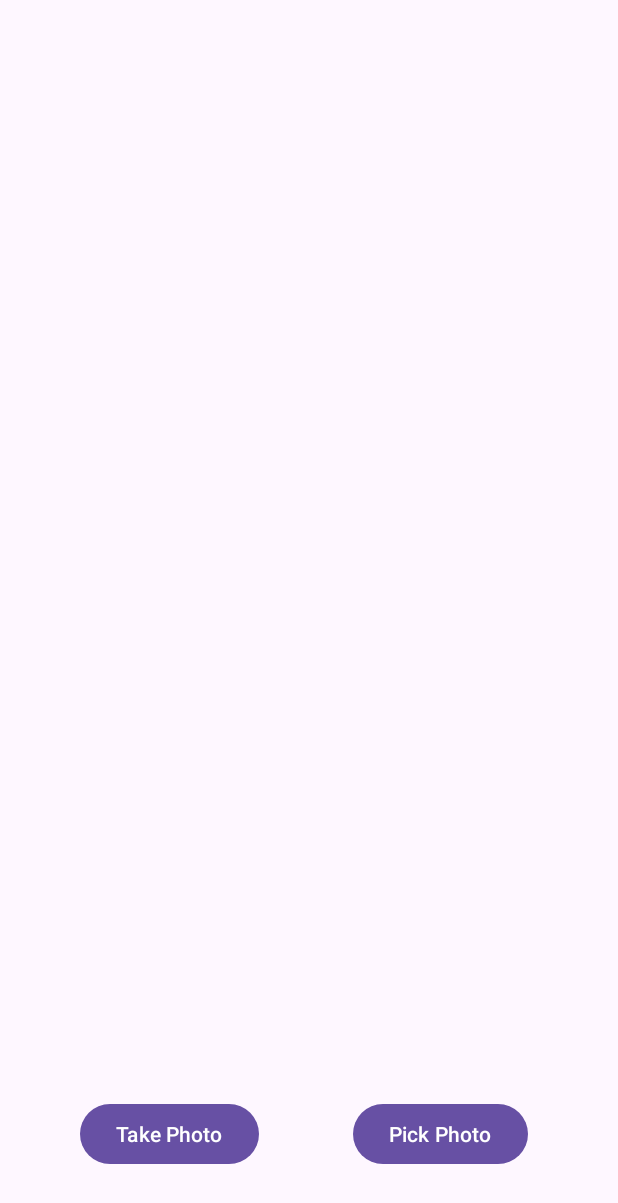
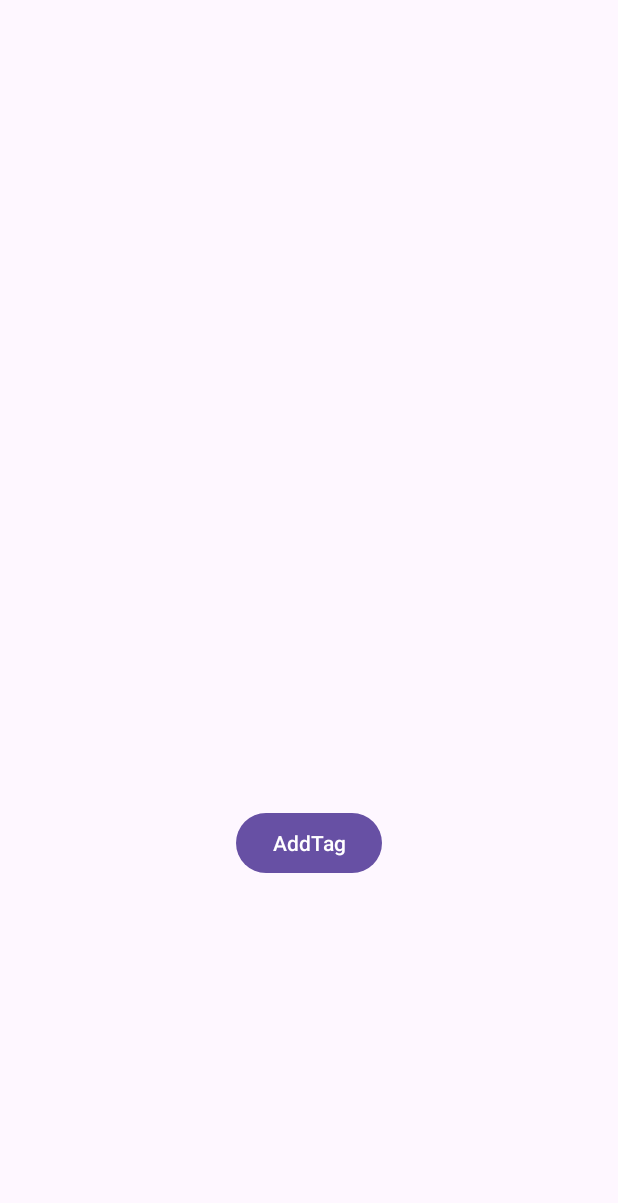
Before and after one commit to CMPUT301F23T29/agile-beast, an Android app: the screen it shows after launch (DisplayImageActivity before the commit, TagActivity after it), after a tap on "Camera", on a phone screen of 412 x 824 dp. Shown: the top 1203 px of the screen. Run offline under Robolectric (Android 15) with nearby library versions, the phone set to English and light mode, and no system bars; libraries missing offline, so code that uses them is left out: androidx.camera.core, androidx.camera.lifecycle, androidx.camera.view.

Commit message:
Add Tag implied

```diff
--- a/app/src/main/AndroidManifest.xml
+++ b/app/src/main/AndroidManifest.xml
@@ -21,9 +21,12 @@
         android:theme="@style/Theme.Team29project"
         tools:targetApi="31">
         <activity
+            android:name=".TagActivity"
+            android:exported="false" />
+        <activity
             android:name=".DisplayActivity"
             android:exported="false" />
-       <activity
+        <activity
             android:name=".DisplayImageActivity"
             android:exported="false" />
         <activity
--- a/app/src/main/java/com/example/team29project/DisplayImageActivity.java
+++ b/app/src/main/java/com/example/team29project/DisplayImageActivity.java
@@ -17,7 +17,6 @@ import android.widget.ImageView;
 public class DisplayImageActivity extends AppCompatActivity {
     private ImageView images;
     private Button camera_btn;
-
     private Button gallery_btn;
     ActivityResultLauncher<Intent> pictureActivityResultLauncher = registerForActivityResult(
             new ActivityResultContracts.StartActivityForResult(),
@@ -54,16 +53,8 @@ public class DisplayImageActivity extends AppCompatActivity {
             public void onClick(View v) {
                 Intent customCamera = new Intent(DisplayImageActivity.this, CustomCameraActivity.class);
                 pictureActivityResultLauncher.launch(customCamera);
-
             }
         });
 
-       /* Intent display_image = getIntent();
-        Uri myUri = Uri.parse( display_image.getStringExtra("imageUri"));
-        try {
-            images.setImageURI(myUri);
-        }catch (Exception ex) {
-            Toast.makeText(this, "nah", Toast.LENGTH_SHORT).show();
-        }*/
     }
 }
--- a/app/src/main/java/com/example/team29project/MainActivity.java
+++ b/app/src/main/java/com/example/team29project/MainActivity.java
@@ -41,7 +41,7 @@ public class MainActivity extends AppCompatActivity {
         camera.setOnClickListener(new View.OnClickListener() {
             @Override
             public void onClick(View v) {
-                Intent cameraIntent = new Intent(MainActivity.this, DisplayImageActivity.class);
+                Intent cameraIntent = new Intent(MainActivity.this, TagActivity.class);
                 startActivity(cameraIntent);
             }
         });
--- a/app/src/main/java/com/example/team29project/Tag.java
+++ b/app/src/main/java/com/example/team29project/Tag.java
@@ -5,6 +5,10 @@ public class Tag {
     public Tag(String name){
         this.name = name;
     }
+    public void setName(String name) {
+        this.name = name;
+    }
+
     public String getName(){
         return this.name;
     }
--- /dev/null
+++ b/app/src/main/java/com/example/team29project/TagActivity.java
@@ -0,0 +1,38 @@
+package com.example.team29project;
+
+import androidx.appcompat.app.AppCompatActivity;
+
+import android.os.Bundle;
+import android.view.View;
+import android.widget.Button;
+
+import java.util.ArrayList;
+
+public class TagActivity extends AppCompatActivity implements TagDialogue.OnFragmentInteractionListener{
+    private ArrayList<Tag> tags;
+    private TagAdapter t_adapter;
+    private Button tagAddBtn;
+
+    @Override
+    protected void onCreate(Bundle savedInstanceState) {
+        super.onCreate(savedInstanceState);
+        setContentView(R.layout.activity_tag);
+        tags = new ArrayList<>();
+        t_adapter = new TagAdapter(this, tags);
+        tagAddBtn = findViewById(R.id.tagAdd);
+        tagAddBtn.setOnClickListener(v ->
+                new TagDialogue(tags, t_adapter).show(getSupportFragmentManager(),"Tags"));
+
+    }
+
+    @Override
+    public void onAddPressed(Tag tag) {
+        tags.add(tag);
+        t_adapter.notifyDataSetChanged();
+    }
+
+    @Override
+    public void onEditPressed() {
+
+    }
+}
--- /dev/null
+++ b/app/src/main/java/com/example/team29project/TagAdapter.java
@@ -0,0 +1,45 @@
+package com.example.team29project;
+
+import android.content.Context;
+import android.view.LayoutInflater;
+import android.view.View;
+import android.view.ViewGroup;
+import android.widget.BaseAdapter;
+import android.widget.TextView;
+
+import java.util.ArrayList;
+
+public class TagAdapter extends BaseAdapter {
+    private Context context;
+    private LayoutInflater mLayoutInflater;
+    private ArrayList<Tag> tagList;
+
+    public TagAdapter(Context context, ArrayList<Tag> tagList) {
+        this.context = context;
+        this.tagList = tagList;
+        this.mLayoutInflater = LayoutInflater.from(context);
+    }
+    @Override
+    public int getCount() {
+        return tagList.size();
+    }
+
+    @Override
+    public long getItemId(int position) {
+        return position;
+    }
+
+    @Override
+    public Tag getItem(int position) {
+        return tagList.get(position);
+
+    }
+    @Override
+    public View getView(int position, View converView, ViewGroup parent) {
+        View view = mLayoutInflater.inflate(R.layout.display_tag, null);
+        TextView title =  view.findViewById(R.id.each_tag);
+        title.setText(tagList.get(position).getName());
+        return view;
+    }
+
+}
--- /dev/null
+++ b/app/src/main/res/layout/activity_tag.xml
@@ -0,0 +1,18 @@
+<?xml version="1.0" encoding="utf-8"?>
+<androidx.constraintlayout.widget.ConstraintLayout xmlns:android="http://schemas.android.com/apk/res/android"
+    xmlns:app="http://schemas.android.com/apk/res-auto"
+    xmlns:tools="http://schemas.android.com/tools"
+    android:layout_width="match_parent"
+    android:layout_height="match_parent"
+    tools:context=".TagActivity">
+
+    <Button
+        android:id="@+id/tagAdd"
+        android:layout_width="wrap_content"
+        android:layout_height="wrap_content"
+        android:layout_marginBottom="238dp"
+        android:text="AddTag"
+        app:layout_constraintBottom_toBottomOf="parent"
+        app:layout_constraintEnd_toEndOf="parent"
+        app:layout_constraintStart_toStartOf="parent" />
+</androidx.constraintlayout.widget.ConstraintLayout>
--- a/app/src/main/res/values/colors.xml
+++ b/app/src/main/res/values/colors.xml
@@ -7,4 +7,5 @@
     <color name="menu_page">#136476</color>
     <color name="taskbar">#B6DDD6</color>
     <color name="background">#D8E8EC</color>
+    <color name="borderColor">#8AC7DB</color>
 </resources>
```
Also changed, not shown: app/src/main/java/com/example/team29project/TagDialogue.java (added, +73 -0 lines), app/src/main/res/drawable/border.xml (added, +8 -0 lines), app/src/main/res/drawable/box.xml (added, +12 -0 lines), app/src/main/res/layout/display_tag.xml (added, +25 -0 lines), app/src/main/res/layout/display_taglist.xml (added, +31 -0 lines).
